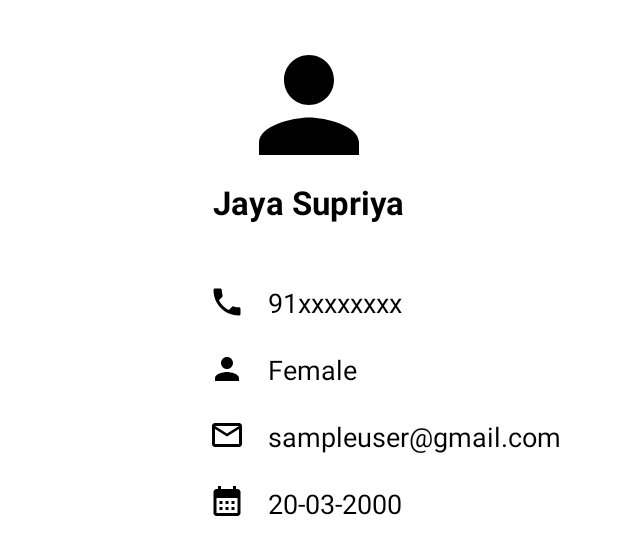
After one commit to Jaya-supriya-somasani/Facebook, an Android app: the layout fragment_profile_page.xml on its own in the app's theme, with its tools: preview values and no code run, on a phone screen of 412 x 824 dp. The commit adds this screen. Shown: the top 555 px of the screen. Run offline under Robolectric (Android 15) with nearby library versions, the phone set to English and light mode, and no system bars.

Commit message:
1.User profile page created

```diff
--- /dev/null
+++ b/app/src/main/res/drawable/ic_baseline_calendar_month.xml
@@ -0,0 +1,5 @@
+<vector android:height="24dp" android:tint="#000000"
+    android:viewportHeight="24" android:viewportWidth="24"
+    android:width="24dp" xmlns:android="http://schemas.android.com/apk/res/android">
+    <path android:fillColor="@android:color/white" android:pathData="M19,4h-1V2h-2v2H8V2H6v2H5C3.89,4 3.01,4.9 3.01,6L3,20c0,1.1 0.89,2 2,2h14c1.1,0 2,-0.9 2,-2V6C21,4.9 20.1,4 19,4zM19,20H5V10h14V20zM9,14H7v-2h2V14zM13,14h-2v-2h2V14zM17,14h-2v-2h2V14zM9,18H7v-2h2V18zM13,18h-2v-2h2V18zM17,18h-2v-2h2V18z"/>
+</vector>
--- /dev/null
+++ b/app/src/main/res/drawable/ic_baseline_mail.xml
@@ -0,0 +1,5 @@
+<vector android:height="24dp" android:tint="#000000"
+    android:viewportHeight="24" android:viewportWidth="24"
+    android:width="24dp" xmlns:android="http://schemas.android.com/apk/res/android">
+    <path android:fillColor="@android:color/white" android:pathData="M20,4L4,4c-1.1,0 -1.99,0.9 -1.99,2L2,18c0,1.1 0.9,2 2,2h16c1.1,0 2,-0.9 2,-2L22,6c0,-1.1 -0.9,-2 -2,-2zM20,18L4,18L4,8l8,5 8,-5v10zM12,11L4,6h16l-8,5z"/>
+</vector>
--- /dev/null
+++ b/app/src/main/res/drawable/ic_baseline_phone.xml
@@ -0,0 +1,5 @@
+<vector android:height="24dp" android:tint="#000000"
+    android:viewportHeight="24" android:viewportWidth="24"
+    android:width="24dp" xmlns:android="http://schemas.android.com/apk/res/android">
+    <path android:fillColor="@android:color/white" android:pathData="M6.62,10.79c1.44,2.83 3.76,5.14 6.59,6.59l2.2,-2.2c0.27,-0.27 0.67,-0.36 1.02,-0.24 1.12,0.37 2.33,0.57 3.57,0.57 0.55,0 1,0.45 1,1V20c0,0.55 -0.45,1 -1,1 -9.39,0 -17,-7.61 -17,-17 0,-0.55 0.45,-1 1,-1h3.5c0.55,0 1,0.45 1,1 0,1.25 0.2,2.45 0.57,3.57 0.11,0.35 0.03,0.74 -0.25,1.02l-2.2,2.2z"/>
+</vector>
--- /dev/null
+++ b/app/src/main/res/drawable/ic_baseline_user.xml
@@ -0,0 +1,5 @@
+<vector android:height="24dp" android:tint="#000000"
+    android:viewportHeight="24" android:viewportWidth="24"
+    android:width="24dp" xmlns:android="http://schemas.android.com/apk/res/android">
+    <path android:fillColor="@android:color/white" android:pathData="M12,12c2.21,0 4,-1.79 4,-4s-1.79,-4 -4,-4 -4,1.79 -4,4 1.79,4 4,4zM12,14c-2.67,0 -8,1.34 -8,4v2h16v-2c0,-2.66 -5.33,-4 -8,-4z"/>
+</vector>
--- /dev/null
+++ b/app/src/main/res/layout/fragment_profile_page.xml
@@ -0,0 +1,124 @@
+<?xml version="1.0" encoding="utf-8"?>
+<layout xmlns:app="http://schemas.android.com/apk/res-auto">
+    <androidx.constraintlayout.widget.ConstraintLayout xmlns:android="http://schemas.android.com/apk/res/android"
+        android:layout_width="match_parent"
+        android:layout_height="match_parent">
+
+
+        <androidx.appcompat.widget.AppCompatImageView
+            android:id="@+id/user_profile_img"
+            android:layout_width="100dp"
+            android:layout_height="100dp"
+            android:src="@drawable/ic_baseline_user"
+            app:layout_constraintTop_toTopOf="parent"
+            app:layout_constraintStart_toStartOf="parent"
+            app:layout_constraintEnd_toEndOf="parent"
+            android:layout_marginTop="20dp"
+            />
+        <androidx.appcompat.widget.AppCompatTextView
+            android:id="@+id/user_name_tv"
+            android:layout_width="wrap_content"
+            android:layout_height="wrap_content"
+            app:layout_constraintTop_toBottomOf="@id/user_profile_img"
+            app:layout_constraintStart_toStartOf="parent"
+            app:layout_constraintEnd_toEndOf="parent"
+            android:text="@string/username_tv"
+            android:textColor="@color/black"
+            android:textSize="22dp"
+            android:textStyle="bold"
+            />
+        <androidx.appcompat.widget.AppCompatImageView
+            android:id="@+id/phIcon"
+            android:layout_width="wrap_content"
+            android:layout_height="wrap_content"
+            app:layout_constraintTop_toBottomOf="@id/user_name_tv"
+            app:layout_constraintStart_toStartOf="parent"
+            app:layout_constraintEnd_toEndOf="parent"
+            android:layout_marginTop="40dp"
+            android:layout_marginEnd="110dp"
+            android:src="@drawable/ic_baseline_phone"
+            />
+        <androidx.appcompat.widget.AppCompatTextView
+            android:id="@+id/phnum_tv"
+            android:layout_width="wrap_content"
+            android:layout_marginTop="40dp"
+            android:layout_height="wrap_content"
+            android:textColor="@color/black"
+            android:textSize="18sp"
+            app:layout_constraintTop_toBottomOf="@id/user_name_tv"
+            app:layout_constraintStart_toEndOf="@id/phIcon"
+            android:text="@string/ph_num_tv"
+            android:layout_marginStart="15dp"
+            />
+        <androidx.appcompat.widget.AppCompatImageView
+            android:id="@+id/gender_icon"
+            android:layout_width="wrap_content"
+            android:layout_height="wrap_content"
+            app:layout_constraintTop_toBottomOf="@id/phnum_tv"
+            app:layout_constraintStart_toStartOf="parent"
+            app:layout_constraintEnd_toEndOf="parent"
+            android:layout_marginTop="20dp"
+            android:layout_marginEnd="110dp"
+            android:src="@drawable/ic_baseline_user"
+            />
+        <androidx.appcompat.widget.AppCompatTextView
+            android:id="@+id/gender_tv"
+            android:layout_width="wrap_content"
+            android:layout_marginTop="20dp"
+            android:layout_height="wrap_content"
+            app:layout_constraintTop_toBottomOf="@id/phnum_tv"
+            app:layout_constraintStart_toEndOf="@id/phIcon"
+            android:text="@string/gender_tv"
+            android:layout_marginStart="15dp"
+            android:textColor="@color/black"
+            android:textSize="18sp"
+            />
+        <androidx.appcompat.widget.AppCompatImageView
+            android:id="@+id/email_icon"
+            android:layout_width="wrap_content"
+            android:layout_height="wrap_content"
+            android:src="@drawable/ic_baseline_mail"
+            app:layout_constraintTop_toBottomOf="@id/gender_icon"
+            app:layout_constraintStart_toStartOf="parent"
+            app:layout_constraintEnd_toEndOf="parent"
+            android:layout_marginTop="20dp"
+            android:layout_marginEnd="110dp"
+            />
+        <androidx.appcompat.widget.AppCompatTextView
+            android:id="@+id/email_tv"
+            android:layout_width="wrap_content"
+            android:layout_marginTop="20dp"
+            android:layout_height="wrap_content"
+            app:layout_constraintTop_toBottomOf="@id/gender_tv"
+            app:layout_constraintStart_toEndOf="@id/phIcon"
+            android:text="@string/sampler_gmail_tv"
+            android:layout_marginStart="15dp"
+            android:textColor="@color/black"
+            android:textSize="18sp"
+            />
+        <androidx.appcompat.widget.AppCompatImageView
+            android:id="@+id/dob_icon"
+            android:layout_width="wrap_content"
+            android:layout_height="wrap_content"
+            android:src="@drawable/ic_baseline_calendar_month"
+            app:layout_constraintTop_toBottomOf="@id/email_icon"
+            app:layout_constraintStart_toStartOf="parent"
+            app:layout_constraintEnd_toEndOf="parent"
+            android:layout_marginTop="20dp"
+            android:layout_marginEnd="110dp"
+            />
+        <androidx.appcompat.widget.AppCompatTextView
+            android:id="@+id/dob_tv"
+            android:layout_width="wrap_content"
+            android:layout_marginTop="20dp"
+            android:layout_height="wrap_content"
+            app:layout_constraintTop_toBottomOf="@id/email_tv"
+            app:layout_constraintStart_toEndOf="@id/phIcon"
+            android:text="@string/dob_tv"
+            android:layout_marginStart="15dp"
+            android:textColor="@color/black"
+            android:textSize="18sp"
+            />
+
+    </androidx.constraintlayout.widget.ConstraintLayout>
+</layout>
--- /dev/null
+++ b/app/src/main/res/values/colors.xml
@@ -0,0 +1,10 @@
+<?xml version="1.0" encoding="utf-8"?>
+<resources>
+    <color name="purple_200">#FFBB86FC</color>
+    <color name="purple_500">#FF6200EE</color>
+    <color name="purple_700">#FF3700B3</color>
+    <color name="teal_200">#FF03DAC5</color>
+    <color name="teal_700">#FF018786</color>
+    <color name="black">#FF000000</color>
+    <color name="white">#FFFFFFFF</color>
+</resources>
--- a/app/src/main/res/values/strings.xml
+++ b/app/src/main/res/values/strings.xml
@@ -49,4 +49,9 @@
     <string name="signup_contacts_skip_btn_tv">Sign up without uploading my contacts</string>
     <string name="years_tv">years</string>
     <string name="home_page_tv">Home Page</string>
+    <string name="username_tv">Jaya Supriya</string>
+    <string name="ph_num_tv">91xxxxxxxx</string>
+    <string name="gender_tv">Female</string>
+    <string name="sampler_gmail_tv">sampleuser@gmail.com</string>
+    <string name="dob_tv">20-03-2000</string>
 </resources>
--- /dev/null
+++ b/gradle.properties
@@ -0,0 +1,23 @@
+# Project-wide Gradle settings.
+# IDE (e.g. Android Studio) users:
+# Gradle settings configured through the IDE *will override*
+# any settings specified in this file.
+# For more details on how to configure your build environment visit
+# http://www.gradle.org/docs/current/userguide/build_environment.html
+# Specifies the JVM arguments used for the daemon process.
+# The setting is particularly useful for tweaking memory settings.
+org.gradle.jvmargs=-Xmx2048m -Dfile.encoding=UTF-8
+# When configured, Gradle will run in incubating parallel mode.
+# This option should only be used with decoupled projects. More details, visit
+# http://www.gradle.org/docs/current/userguide/multi_project_builds.html#sec:decoupled_projects
+# org.gradle.parallel=true
+# AndroidX package structure to make it clearer which packages are bundled with the
+# Android operating system, and which are packaged with your app"s APK
+# https://developer.android.com/topic/libraries/support-library/androidx-rn
+android.useAndroidX=true
+# Kotlin code style for this project: "official" or "obsolete":
+kotlin.code.style=official
+# Enables namespacing of each library's R class so that its R class includes only the
+# resources declared in the library itself and none from the library's dependencies,
+# thereby reducing the size of the R class for that library
+android.nonTransitiveRClass=true
```
